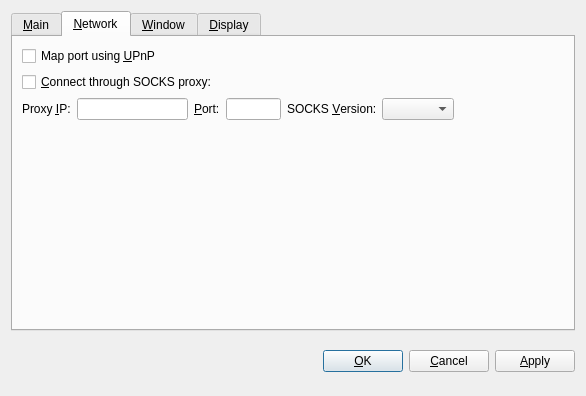
Before: the Qt Designer form src/qt/forms/optionsdialog.ui in stubma/xbcwalletsource, drawn with Qt 5.
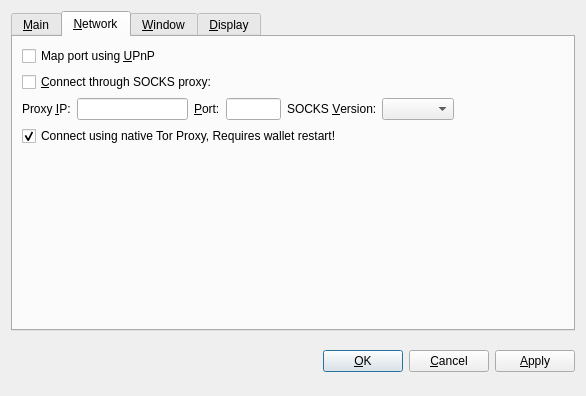
After: the same form once the commit is applied. The open tabs and pages were chosen to show the change. Icons and pictures are not drawn. Custom widgets are drawn as their Qt base class.

Commit message: Tor options control UI

The edit to the form file:
```diff
--- a/src/qt/forms/optionsdialog.ui
+++ b/src/qt/forms/optionsdialog.ui
@@ -531,6 +531,16 @@
          </item>
         </layout>
        </item>
+       <item>
+        <widget class="QCheckBox" name="connectTorProxy">
+         <property name="text">
+          <string>Connect using native Tor Proxy, Requires wallet restart!</string>
+         </property>
+         <property name="checked">
+          <bool>true</bool>
+         </property>
+        </widget>
+       </item>
        <item>
         <spacer name="verticalSpacer_Network">
          <property name="orientation">
```
